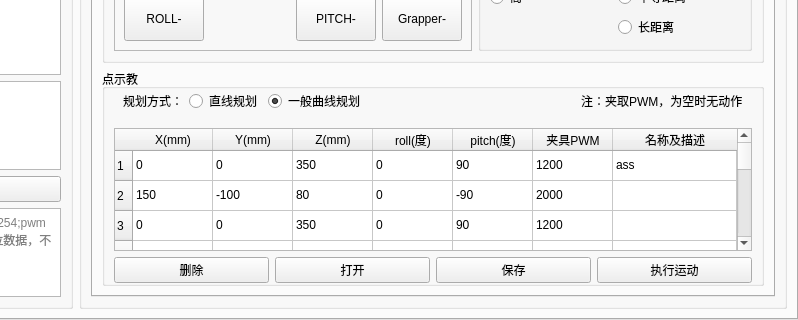
Above: ui/mainWindow.ui from EnochxynL/NEU_ZLArm before the change; both pictures show x 392 to 1190 and y 339 to 659 of the 1190 by 659 pixel window. Below: the same form after it.
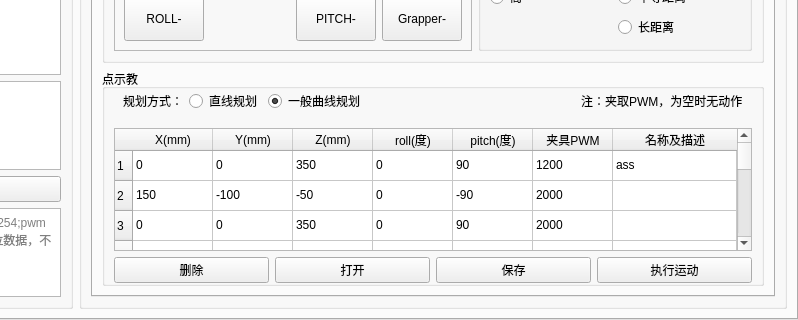
That is the form after the change.

Commit message: 修改初始位置

What changed in the file:
```diff
--- a/ui/mainWindow.ui
+++ b/ui/mainWindow.ui
@@ -899,7 +899,7 @@
                    </item>
                    <item row="1" column="2">
                     <property name="text">
-                     <string>80</string>
+                     <string>-50</string>
                     </property>
                    </item>
                    <item row="1" column="3">
@@ -949,7 +949,7 @@
                    </item>
                    <item row="2" column="5">
                     <property name="text">
-                     <string>1200</string>
+                     <string>2000</string>
                     </property>
                    </item>
                    <item row="3" column="0">
@@ -964,7 +964,7 @@
                    </item>
                    <item row="3" column="2">
                     <property name="text">
-                     <string>80</string>
+                     <string>-50</string>
                     </property>
                    </item>
                    <item row="3" column="3">
@@ -979,7 +979,7 @@
                    </item>
                    <item row="3" column="5">
                     <property name="text">
-                     <string>2000</string>
+                     <string>1200</string>
                     </property>
                    </item>
                   </widget>
```
Left out of the diff: 2 changed lines with no effect on the pictures.
